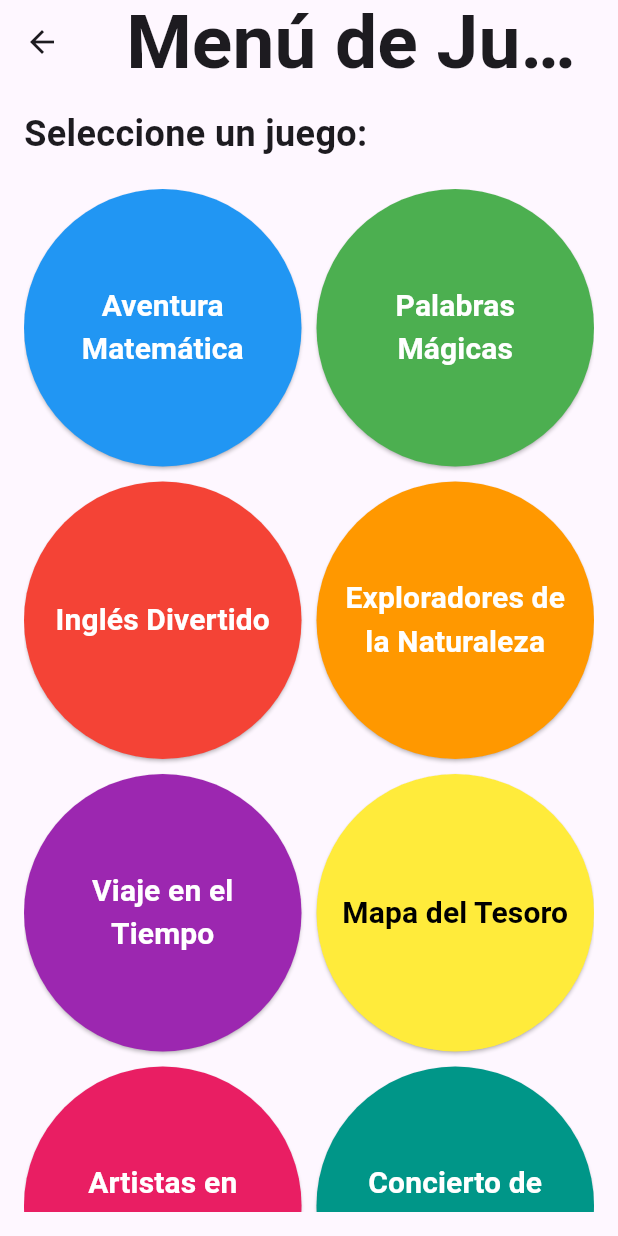
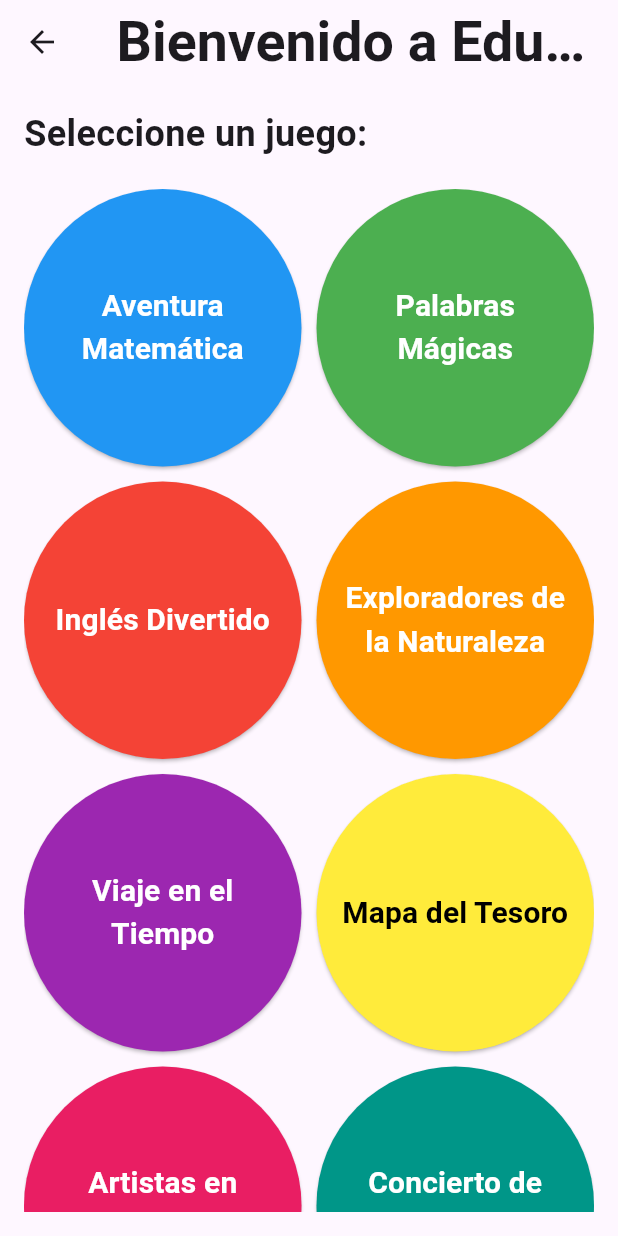
Before and after one commit to GrullonDev/EduPlay, a Flutter app: the MenuPage screen opened by its route, on a phone screen of 412 x 824 dp. Run offline on Flutter 3.47's test engine with Material 3 defaults, Android fonts, the phone set to English and light mode, and no system bars.

Commit message:
improve code

```diff
--- a/lib/features/menu/model/game.dart
+++ /dev/null
@@ -1,11 +0,0 @@
-import 'package:flutter/material.dart';
-
-class Game {
-  Game({
-    required this.title,
-    required this.color,
-  });
-
-  final String title;
-  final Color color;
-}
--- a/lib/features/menu/pages/menu_page.dart
+++ b/lib/features/menu/pages/menu_page.dart
@@ -13,10 +13,10 @@ class MenuPage extends StatelessWidget {
       builder: (_, __) => Scaffold(
         appBar: AppBar(
           title: const Text(
-            'Menú de Juegos',
+            'Bienvenido a EduPlay',
             textAlign: TextAlign.center,
             style: TextStyle(
-              fontSize: 50,
+              fontSize: 37,
               fontWeight: FontWeight.bold,
             ),
           ),
```
